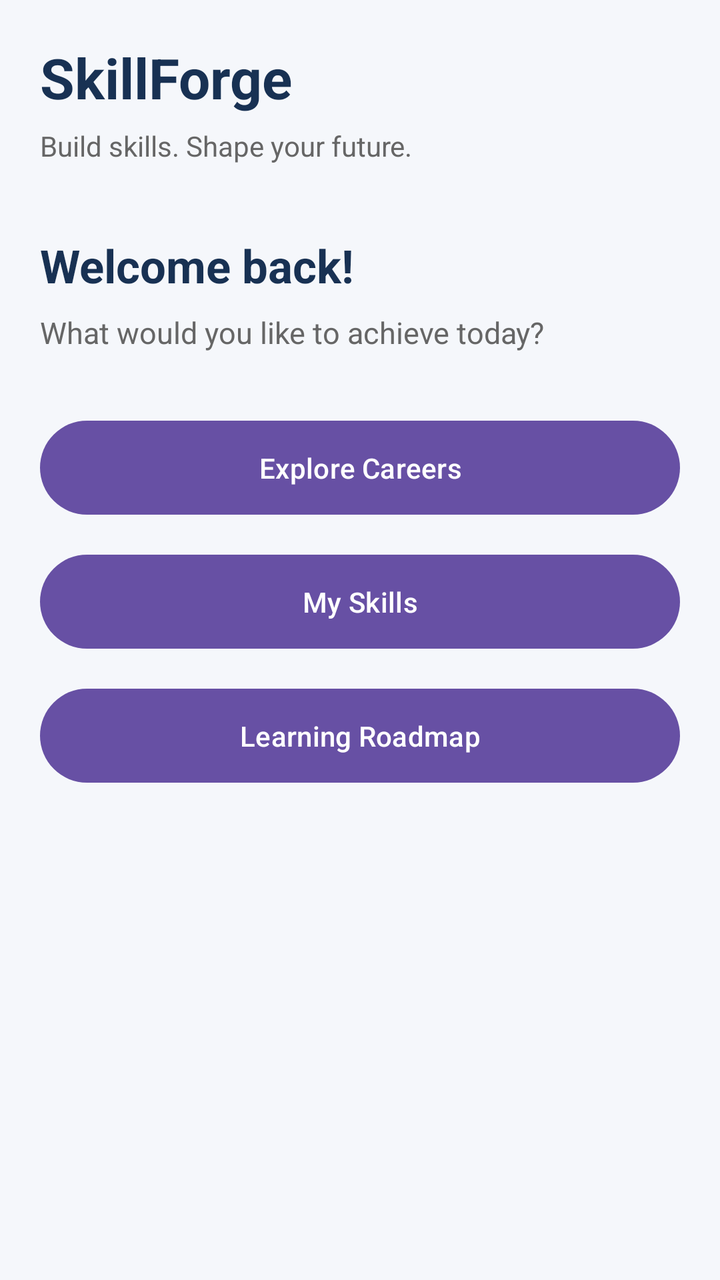
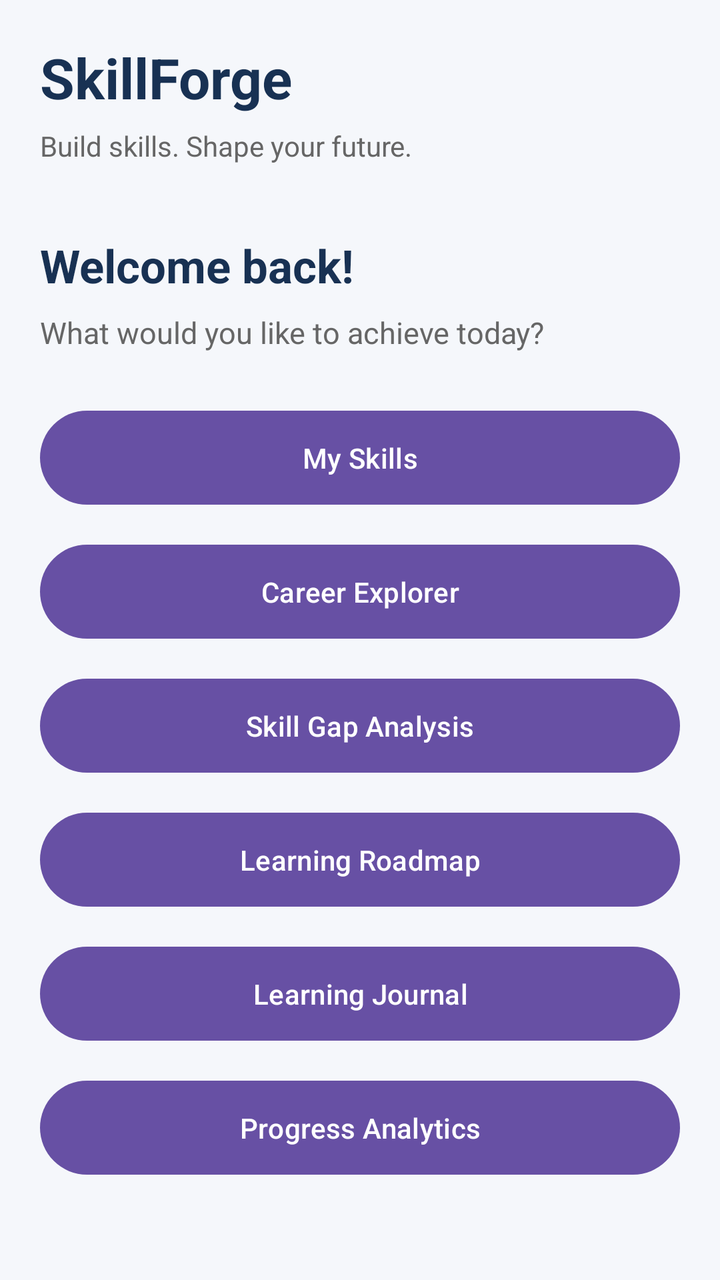

An Android layout rendered at two revisions. The XML below is the earlier revision; the diff shows what the commit changed to produce the second picture.
<!-- AndroidManifest.xml: application theme Theme.SkillForge -->
<!-- res/layout/activity_main.xml -->
<?xml version="1.0" encoding="utf-8"?>
<LinearLayout
    xmlns:android="http://schemas.android.com/apk/res/android"
    android:layout_width="match_parent"
    android:layout_height="match_parent"
    android:orientation="vertical"
    android:background="#F5F7FB"
    android:padding="20dp">

    <TextView
        android:layout_width="wrap_content"
        android:layout_height="wrap_content"
        android:text="SkillForge"
        android:textSize="28sp"
        android:textStyle="bold"
        android:textColor="#183153"/>

    <TextView
        android:layout_width="wrap_content"
        android:layout_height="wrap_content"
        android:text="Build skills. Shape your future."
        android:textSize="14sp"
        android:textColor="#666666"
        android:layout_marginTop="6dp"/>

    <TextView
        android:layout_width="wrap_content"
        android:layout_height="wrap_content"
        android:text="Welcome back!"
        android:textSize="23sp"
        android:textStyle="bold"
        android:textColor="#183153"
        android:layout_marginTop="35dp"/>

    <TextView
        android:layout_width="wrap_content"
        android:layout_height="wrap_content"
        android:text="What would you like to achieve today?"
        android:textSize="15sp"
        android:textColor="#666666"
        android:layout_marginTop="8dp"/>

    <Button
        android:layout_width="match_parent"
        android:layout_height="55dp"
        android:text="Explore Careers"
        android:layout_marginTop="30dp"/>

    <Button
        android:layout_width="match_parent"
        android:layout_height="55dp"
        android:text="My Skills"
        android:layout_marginTop="12dp"/>

    <Button
        android:layout_width="match_parent"
        android:layout_height="55dp"
        android:text="Learning Roadmap"
        android:layout_marginTop="12dp"/>

</LinearLayout>
<!-- resources referenced by this layout -->
<resources>
  <style name="Theme.SkillForge" parent="Base.Theme.SkillForge" />
  <style name="Base.Theme.SkillForge" parent="Theme.Material3.DayNight.NoActionBar">
          
          
      </style>
</resources>

<!-- the commit's change to res/layout/activity_main.xml (unified diff, before → after) -->
@@ -41,21 +41,44 @@
         android:layout_marginTop="8dp"/>
 
     <Button
-        android:layout_width="match_parent"
-        android:layout_height="55dp"
-        android:text="Explore Careers"
-        android:layout_marginTop="30dp"/>
-
-    <Button
+        android:id="@+id/btnMySkills"
         android:layout_width="match_parent"
         android:layout_height="55dp"
         android:text="My Skills"
+        android:layout_marginTop="25dp"/>
+
+    <Button
+        android:id="@+id/btnExploreCareers"
+        android:layout_width="match_parent"
+        android:layout_height="55dp"
+        android:text="Career Explorer"
         android:layout_marginTop="12dp"/>
 
     <Button
+        android:id="@+id/btnSkillGap"
+        android:layout_width="match_parent"
+        android:layout_height="55dp"
+        android:text="Skill Gap Analysis"
+        android:layout_marginTop="12dp"/>
+
+    <Button
+        android:id="@+id/btnRoadmap"
         android:layout_width="match_parent"
         android:layout_height="55dp"
         android:text="Learning Roadmap"
         android:layout_marginTop="12dp"/>
 
+    <Button
+        android:id="@+id/btnJournal"
+        android:layout_width="match_parent"
+        android:layout_height="55dp"
+        android:text="Learning Journal"
+        android:layout_marginTop="12dp"/>
+
+    <Button
+        android:id="@+id/btnProgress"
+        android:layout_width="match_parent"
+        android:layout_height="55dp"
+        android:text="Progress Analytics"
+        android:layout_marginTop="12dp"/>
 </LinearLayout>
